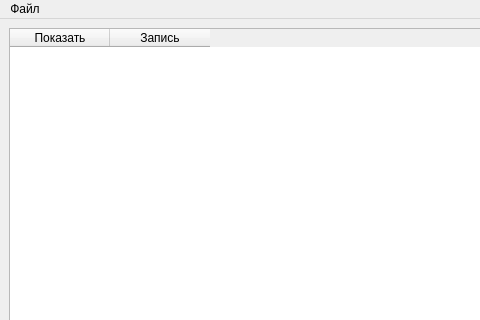
Above: plotter/main_window.ui from spectral307/plotter before the change; both pictures show x 0 to 480 and y 0 to 320 of the 800 by 600 pixel window. Below: the same form after it.
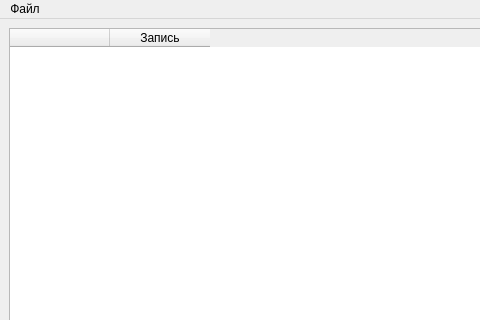
That is the form after the change. Custom widgets are drawn as their Qt base class.

Commit message: Rename Show column to empty str in entries table

Patch:
```diff
--- a/plotter/main_window.ui
+++ b/plotter/main_window.ui
@@ -23,7 +23,7 @@
       <widget class="EntryTableWidget" name="entries">
        <column>
         <property name="text">
-         <string>Показать</string>
+         <string/>
         </property>
        </column>
        <column>
```
The commit also changes 1 other file.
